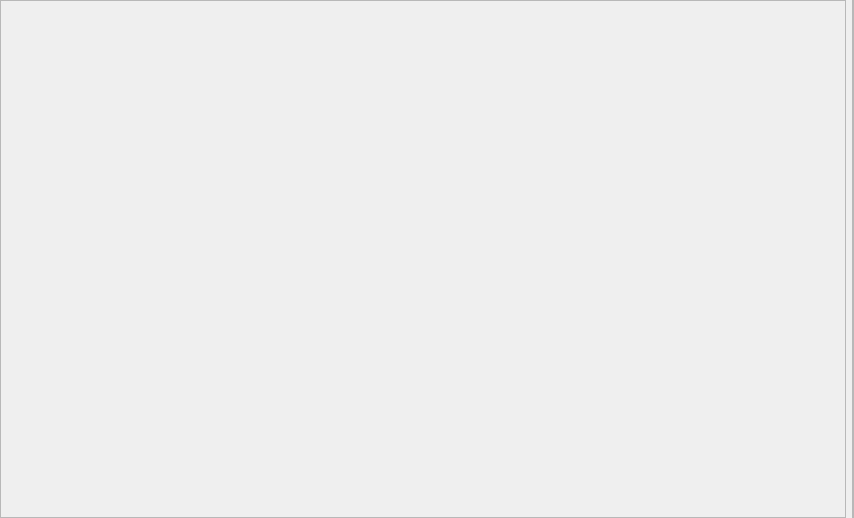
Above: src/ui/main_layout.ui from fabelv/HyprView before the change. Below: the same form after it.
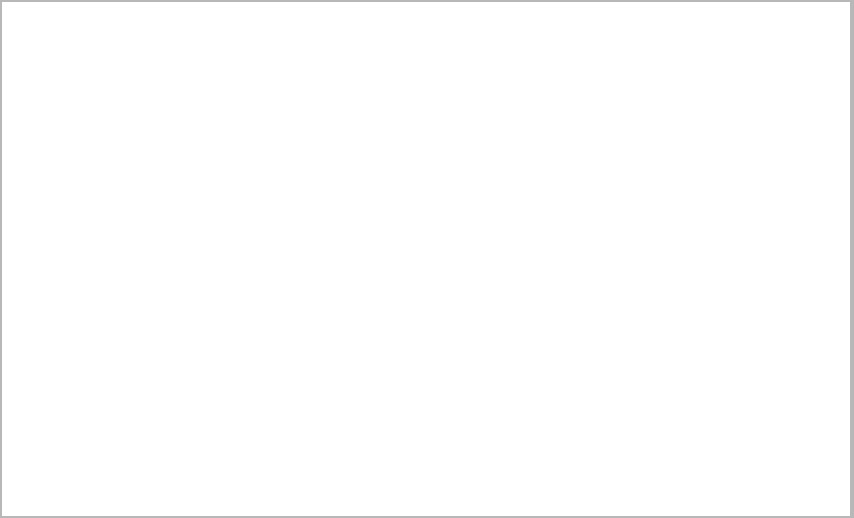
That is the form after the change.

Commit message: show monitors

What changed in the file:
```diff
--- a/src/ui/main_layout.ui
+++ b/src/ui/main_layout.ui
@@ -18,7 +18,7 @@
   </property>
   <layout class="QHBoxLayout" name="horizontalLayout_2">
    <property name="spacing">
-    <number>6</number>
+    <number>0</number>
    </property>
    <property name="leftMargin">
     <number>0</number>
@@ -34,10 +34,13 @@
    </property>
    <item>
     <layout class="QHBoxLayout" name="horizontalLayout">
+     <property name="spacing">
+      <number>0</number>
+     </property>
      <item>
       <widget class="QFrame" name="monitorsFrame">
        <property name="sizePolicy">
-        <sizepolicy hsizetype="Expanding" vsizetype="Preferred">
+        <sizepolicy hsizetype="Preferred" vsizetype="Preferred">
          <horstretch>0</horstretch>
          <verstretch>0</verstretch>
         </sizepolicy>
@@ -49,6 +52,9 @@
         <enum>QFrame::Raised</enum>
        </property>
        <layout class="QHBoxLayout" name="horizontalLayout_3">
+        <property name="spacing">
+         <number>0</number>
+        </property>
         <property name="leftMargin">
          <number>0</number>
         </property>
@@ -62,7 +68,38 @@
          <number>0</number>
         </property>
         <item>
-         <widget class="QWidget" name="monitorViewWidget" native="true"/>
+         <widget class="QGraphicsView" name="monitorViewWidget" native="true">
+          <property name="sizePolicy">
+           <sizepolicy hsizetype="Expanding" vsizetype="Preferred">
+            <horstretch>0</horstretch>
+            <verstretch>0</verstretch>
+           </sizepolicy>
+          </property>
+          <layout class="QVBoxLayout" name="verticalLayout_4">
+           <property name="spacing">
+            <number>0</number>
+           </property>
+           <property name="leftMargin">
+            <number>0</number>
+           </property>
+           <property name="topMargin">
+            <number>0</number>
+           </property>
+           <property name="rightMargin">
+            <number>0</number>
+           </property>
+           <property name="bottomMargin">
+            <number>0</number>
+           </property>
+           <item>
+            <layout class="QVBoxLayout" name="verticalLayout_3">
+             <property name="spacing">
+              <number>0</number>
+             </property>
+            </layout>
+           </item>
+          </layout>
+         </widget>
         </item>
        </layout>
       </widget>
```
Left out of the diff: 34 changed lines with no effect on the pictures. The commit also changes 12 other files.
